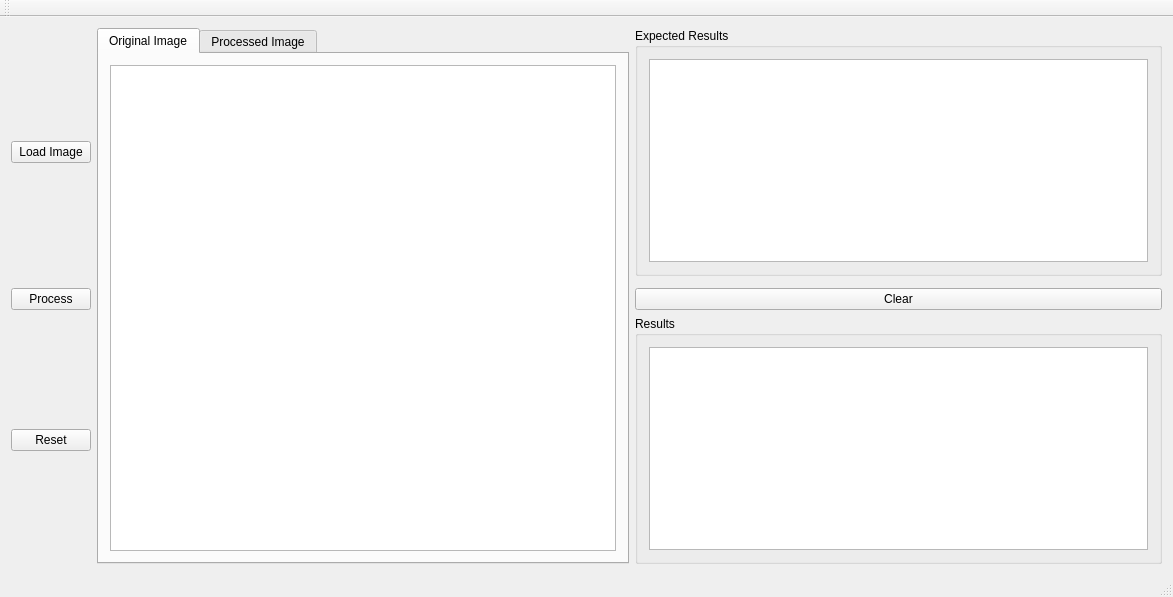
The window that Demo2/mainwindow.ui (MTUTN/UTN-PF-Demo2) describes before a commit, drawn with Qt 5.
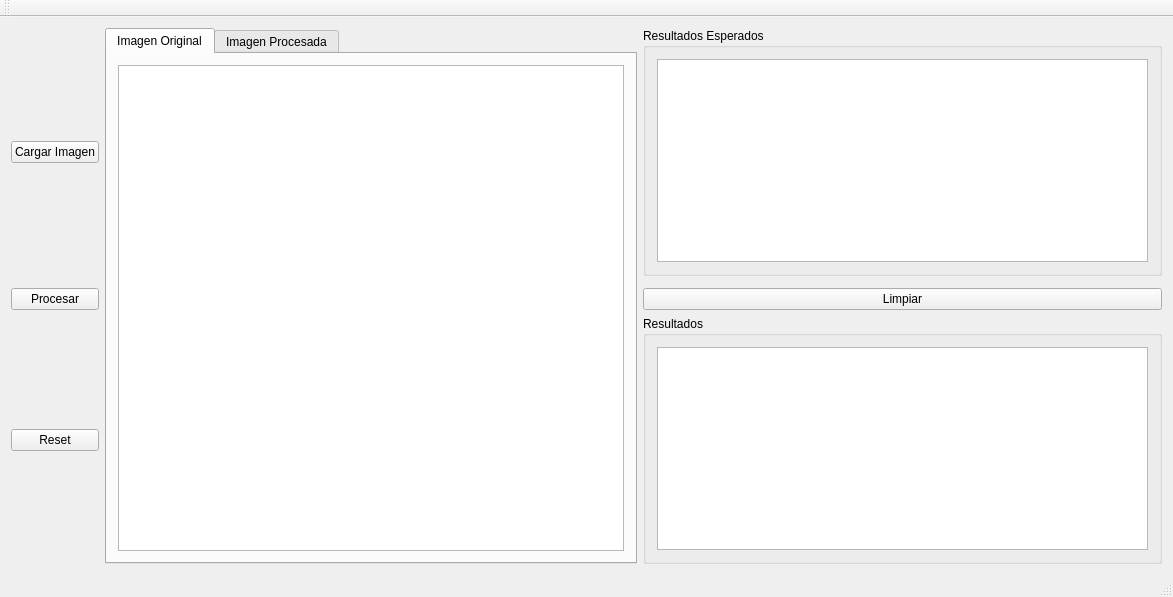
The same window after the commit.

```diff
--- a/Demo2/mainwindow.ui
+++ b/Demo2/mainwindow.ui
@@ -42,7 +42,7 @@
        </size>
       </property>
       <property name="text">
-       <string>Load Image</string>
+       <string>Cargar Imagen</string>
       </property>
      </widget>
     </item>
@@ -59,7 +59,7 @@
       </property>
       <widget class="QWidget" name="originalImageTab">
        <attribute name="title">
-        <string>Original Image</string>
+        <string>Imagen Original</string>
        </attribute>
        <layout class="QHBoxLayout" name="horizontalLayout_2">
         <item>
@@ -69,7 +69,7 @@
       </widget>
       <widget class="QWidget" name="processedImagetab">
        <attribute name="title">
-        <string>Processed Image</string>
+        <string>Imagen Procesada</string>
        </attribute>
       </widget>
      </widget>
@@ -77,7 +77,7 @@
     <item row="0" column="2">
      <widget class="QGroupBox" name="expectedResultsGroupBox">
       <property name="title">
-       <string>Expected Results</string>
+       <string>Resultados Esperados</string>
       </property>
       <layout class="QVBoxLayout" name="verticalLayout_2">
        <item>
@@ -89,7 +89,7 @@
     <item row="3" column="2">
      <widget class="QGroupBox" name="resultsGroupBox">
       <property name="title">
-       <string>Results</string>
+       <string>Resultados</string>
       </property>
       <layout class="QVBoxLayout" name="verticalLayout_3">
        <item>
@@ -108,14 +108,14 @@
     <item row="2" column="0">
      <widget class="QPushButton" name="processPushButton">
       <property name="text">
-       <string>Process</string>
+       <string>Procesar</string>
       </property>
      </widget>
     </item>
     <item row="2" column="2">
      <widget class="QPushButton" name="clearPushButton">
       <property name="text">
-       <string>Clear</string>
+       <string>Limpiar</string>
       </property>
      </widget>
     </item>
```
Left out of the diff: 12 changed lines with no effect on the pictures.
